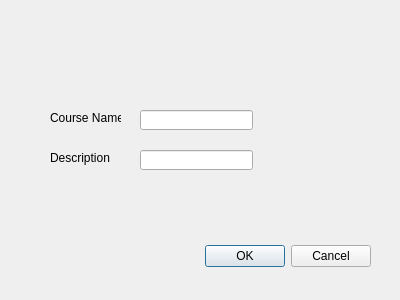
This is insertcourse.ui in awmleer/grade-management as Qt 5 draws it before an edit. The edited form follows.
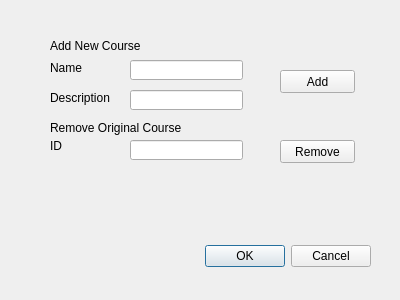
This is the edited form.

Commit message: add some course insert

Diff of the .ui file:
```diff
--- a/insertcourse.ui
+++ b/insertcourse.ui
@@ -32,8 +32,8 @@
   <widget class="QLineEdit" name="CourseName">
    <property name="geometry">
     <rect>
-     <x>140</x>
-     <y>110</y>
+     <x>130</x>
+     <y>60</y>
      <width>113</width>
      <height>20</height>
     </rect>
@@ -42,8 +42,8 @@
   <widget class="QLineEdit" name="Description">
    <property name="geometry">
     <rect>
-     <x>140</x>
-     <y>150</y>
+     <x>130</x>
+     <y>90</y>
      <width>113</width>
      <height>20</height>
     </rect>
@@ -53,20 +53,20 @@
    <property name="geometry">
     <rect>
      <x>50</x>
-     <y>110</y>
+     <y>60</y>
      <width>71</width>
      <height>16</height>
     </rect>
    </property>
    <property name="text">
-    <string>Course Name</string>
+    <string>Name</string>
    </property>
   </widget>
   <widget class="QLabel" name="label_3">
    <property name="geometry">
     <rect>
      <x>50</x>
-     <y>150</y>
+     <y>90</y>
      <width>71</width>
      <height>16</height>
     </rect>
@@ -75,6 +75,81 @@
     <string>Description</string>
    </property>
   </widget>
+  <widget class="QLabel" name="label">
+   <property name="geometry">
+    <rect>
+     <x>50</x>
+     <y>30</y>
+     <width>131</width>
+     <height>31</height>
+    </rect>
+   </property>
+   <property name="text">
+    <string>Add New Course</string>
+   </property>
+  </widget>
+  <widget class="QPushButton" name="pushButton">
+   <property name="geometry">
+    <rect>
+     <x>280</x>
+     <y>70</y>
+     <width>75</width>
+     <height>23</height>
+    </rect>
+   </property>
+   <property name="text">
+    <string>Add</string>
+   </property>
+  </widget>
+  <widget class="QLabel" name="label_4">
+   <property name="geometry">
+    <rect>
+     <x>50</x>
+     <y>120</y>
+     <width>141</width>
+     <height>16</height>
+    </rect>
+   </property>
+   <property name="text">
+    <string>Remove Original Course</string>
+   </property>
+  </widget>
+  <widget class="QLineEdit" name="delCourseId">
+   <property name="geometry">
+    <rect>
+     <x>130</x>
+     <y>140</y>
+     <width>113</width>
+     <height>20</height>
+    </rect>
+   </property>
+  </widget>
+  <widget class="QLabel" name="label_5">
+   <property name="geometry">
+    <rect>
+     <x>50</x>
+     <y>140</y>
+     <width>54</width>
+     <height>12</height>
+    </rect>
+   </property>
+   <property name="text">
+    <string>ID</string>
+   </property>
+  </widget>
+  <widget class="QPushButton" name="pushButton_2">
+   <property name="geometry">
+    <rect>
+     <x>280</x>
+     <y>140</y>
+     <width>75</width>
+     <height>23</height>
+    </rect>
+   </property>
+   <property name="text">
+    <string>Remove</string>
+   </property>
+  </widget>
  </widget>
  <resources/>
  <connections>
```
Left out of the diff: 32 changed lines with no effect on the pictures. The commit also changes 5 other files.
